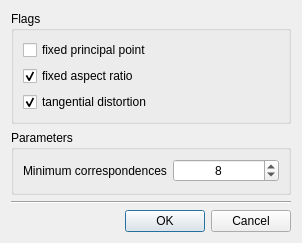
This is app/ui/OpenCVSingleCalibration.ui in xalpha/iris as Qt 5 draws it before an edit. The edited form follows.
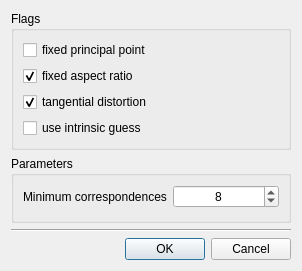
This is the edited form.

Commit message: - added configuration dialog and selection for the cameras - added option to use a preexisting Intrinsic matrix to the tow opencv calibration Dialogs - The error polot now also shows the current camera and the current pose

```diff
--- a/app/ui/OpenCVSingleCalibration.ui
+++ b/app/ui/OpenCVSingleCalibration.ui
@@ -7,7 +7,7 @@
     <x>0</x>
     <y>0</y>
     <width>302</width>
-    <height>243</height>
+    <height>271</height>
    </rect>
   </property>
   <property name="sizePolicy">
@@ -68,6 +68,16 @@
         </property>
        </widget>
       </item>
+      <item>
+       <widget class="QCheckBox" name="intrinsic_guess">
+        <property name="statusTip">
+         <string>cameraMatrix contains valid initial values of fx, fy, cx, cy that are optimized further. </string>
+        </property>
+        <property name="text">
+         <string>use intrinsic guess</string>
+        </property>
+       </widget>
+      </item>
      </layout>
     </widget>
    </item>
```
The commit also changes 7 other files.
